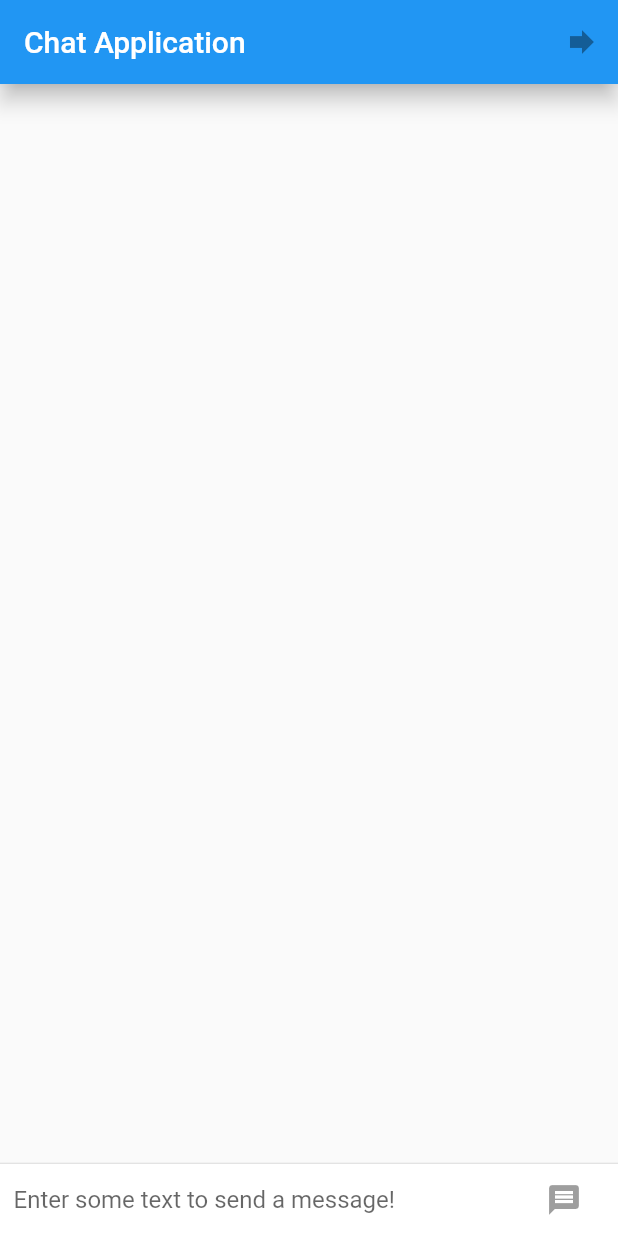
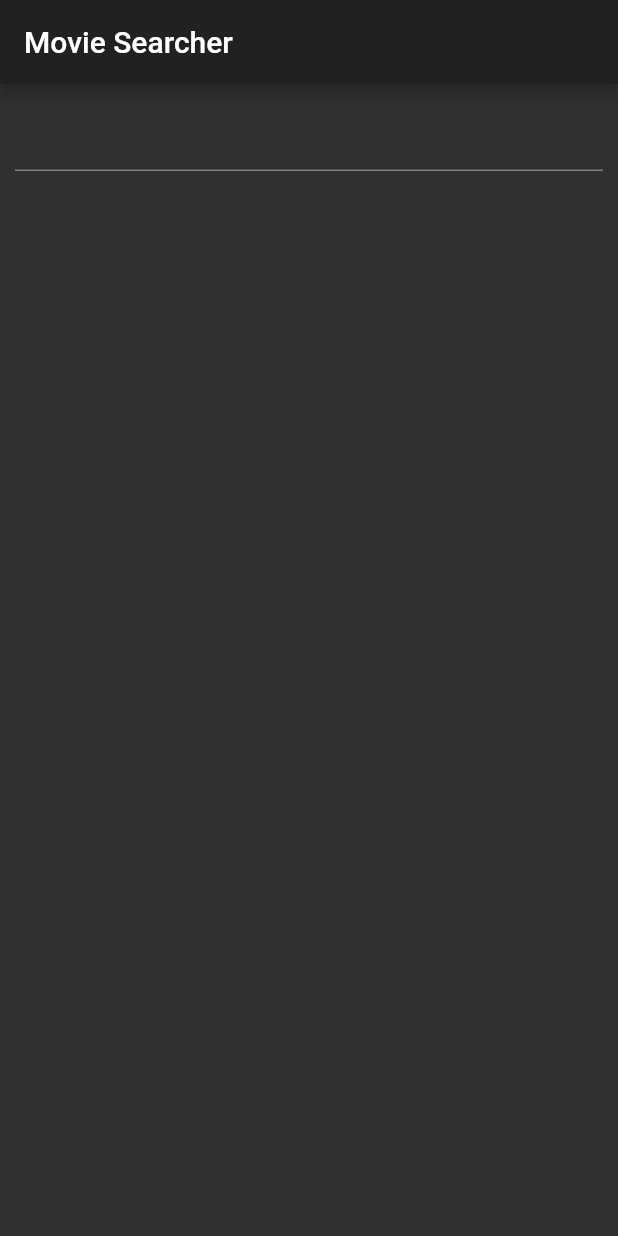
Before and after one commit to Dragan1810/hello-Flutter, a Flutter app: the screen it shows after launch, on a phone screen of 412 x 824 dp. Run offline on Flutter 3.47's test engine with Material 2 defaults, Android fonts, the phone set to English and light mode, and no system bars; our stand-ins replace rxdart; statements that could not run were skipped.

Commit message:
Movie app

```diff
--- a/lib/main.dart
+++ b/lib/main.dart
@@ -1,3 +1,132 @@
+import 'package:flutter/material.dart';
+import 'package:hello_flutter/model/model.dart';
+import 'package:rxdart/rxdart.dart';
+import 'package:http/http.dart' as http;
+import 'dart:convert';
+
+const ROOT_URL = "https://api.themoviedb.org/3";
+const API_KEY = "api_key=d77e299445f92f06250fe4596c41fde7";
+
+void main() => runApp(MyApp());
+
+class MyApp extends StatelessWidget {
+  @override
+  Widget build(BuildContext context) {
+    return MaterialApp(
+      title: "Movie Searcher",
+      theme: ThemeData.dark(),
+      home: HomePage()
+    );
+  }
+}
+
+class HomePage extends StatefulWidget {
+  @override
+  HomeState createState() => HomeState();
+}
+
+class HomeState extends State<HomePage> {
+  List<Movie> movies = List();
+  bool hasLoaded = true;
+
+  final PublishSubject subject = PublishSubject<String>();
+
+  @override
+  void dispose() {
+    subject.close();
+    super.dispose();
+  }
+
+  void searchMovies(query) {
+    resetMovies();
+    if (query.isEmpty) {
+      setState(() {
+        hasLoaded = true;
+      });
+    }
+    setState(() => hasLoaded = false);
+    http.get('$ROOT_URL/search/movie?$API_KEY&query=$query')
+        .then((res) => res.body)
+        .then(json.decode)
+        .then((map) => map["results"])
+        .then((movies) => movies.forEach(addMovie))
+        .then((e) {
+          setState(() {
+            hasLoaded = true;
+          });
+    });
+  }
+
+  void addMovie(item) {
+    setState(() {
+      movies.add(Movie.fromJson(item));
+    });
+    print('${movies.map((m) => m.title)}');
+  }
+
+  void onError(dynamic d) {
+    setState(() {
+      hasLoaded = true;
+    });
+  }
+
+  void resetMovies() {
+    setState(() => movies.clear());
+  }
+
+  @override
+  void initState() {
+    super.initState();
+    subject.stream.debounce(Duration(milliseconds: 400)).listen(searchMovies);
+  }
+
+  @override
+  Widget build(BuildContext context) {
+    return Scaffold(
+      appBar: AppBar(
+        title: Text('Movie Searcher'),
+      ),
+      body: Container(
+        padding: EdgeInsets.all(10.0),
+        child: Column(
+          children: <Widget>[
+            TextField(
+              onChanged: (String string) => (subject.add(string))
+            ),
+            hasLoaded ? Container(): CircularProgressIndicator(),
+            Expanded(
+              child: ListView.builder(
+                  padding: EdgeInsets.all(10.0),
+                  itemCount: movies.length,
+                  itemBuilder: (BuildContext context, int index) {
+                    return new Container();
+    },
+        ),
+            )
+          ],
+      ),
+    ),
+    );
+  }
+}
+
+class MovieView extends StatefulWidget {
+  MovieView(this.movie);
+  final Movie movie;
+
+  @override
+  MovieViewState createState() => MovieViewState();
+}
+
+class MovieViewState extends State<MovieView> {
+  Movie movieState;
+}
+
+
+
+
+
+/*
 import 'package:flutter/material.dart';
 import 'package:flutter/cupertino.dart';
 import 'package:flutter/foundation.dart';
@@ -180,3 +309,4 @@ class Msg extends StatelessWidget {
     );
   }
 }
+ */
--- /dev/null
+++ b/lib/model/model.dart
@@ -0,0 +1,20 @@
+import 'package:meta/meta.dart';
+
+class Movie {
+    Movie({
+      @required this.title,
+      @required this.posterPath,
+      @required this.id,
+      @required this.overview,
+      this.favored,
+});
+    String title,posterPath, id, overview;
+    bool favored;
+
+    Movie.fromJson(Map json)
+            : title = json["title"],
+              posterPath = json["poster_path"],
+              id = json["id"].toString(),
+              overview = json["overview"],
+              favored = false;
+}
--- a/pubspec.yaml
+++ b/pubspec.yaml
@@ -8,7 +8,9 @@ dependencies:
   # The following adds the Cupertino Icons font to your application.
   # Use with the CupertinoIcons class for iOS style icons.
   cupertino_icons: ^0.1.2
-  english_words: ^3.1.0
+  sqflite: any
+  path_provider: ^0.3.1
+  rxdart: ^0.16.1
 
 dev_dependencies:
   flutter_test:
```
Also changed, not shown: pubspec.lock, 1 other file.
